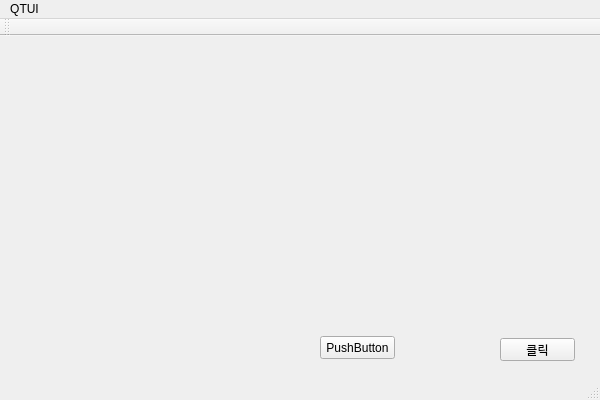
Above: QTForm/QTForm.ui from 2YeongHoon/QTFrom before the change. Below: the same form after it.
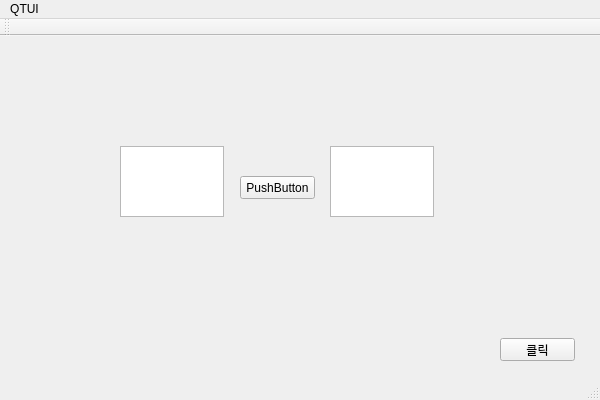
That is the form after the change.

Diff of the .ui file:
```diff
--- a/QTForm/QTForm.ui
+++ b/QTForm/QTForm.ui
@@ -30,8 +30,8 @@
    <widget class="QPushButton" name="pushButton_2">
     <property name="geometry">
      <rect>
-      <x>320</x>
-      <y>300</y>
+      <x>240</x>
+      <y>140</y>
       <width>75</width>
       <height>23</height>
      </rect>
@@ -40,6 +40,26 @@
      <string>PushButton</string>
     </property>
    </widget>
+   <widget class="QTextEdit" name="textEdit">
+    <property name="geometry">
+     <rect>
+      <x>120</x>
+      <y>110</y>
+      <width>104</width>
+      <height>71</height>
+     </rect>
+    </property>
+   </widget>
+   <widget class="QTextEdit" name="textEdit_2">
+    <property name="geometry">
+     <rect>
+      <x>330</x>
+      <y>110</y>
+      <width>104</width>
+      <height>71</height>
+     </rect>
+    </property>
+   </widget>
   </widget>
   <widget class="QMenuBar" name="menuBar">
    <property name="geometry">
```
